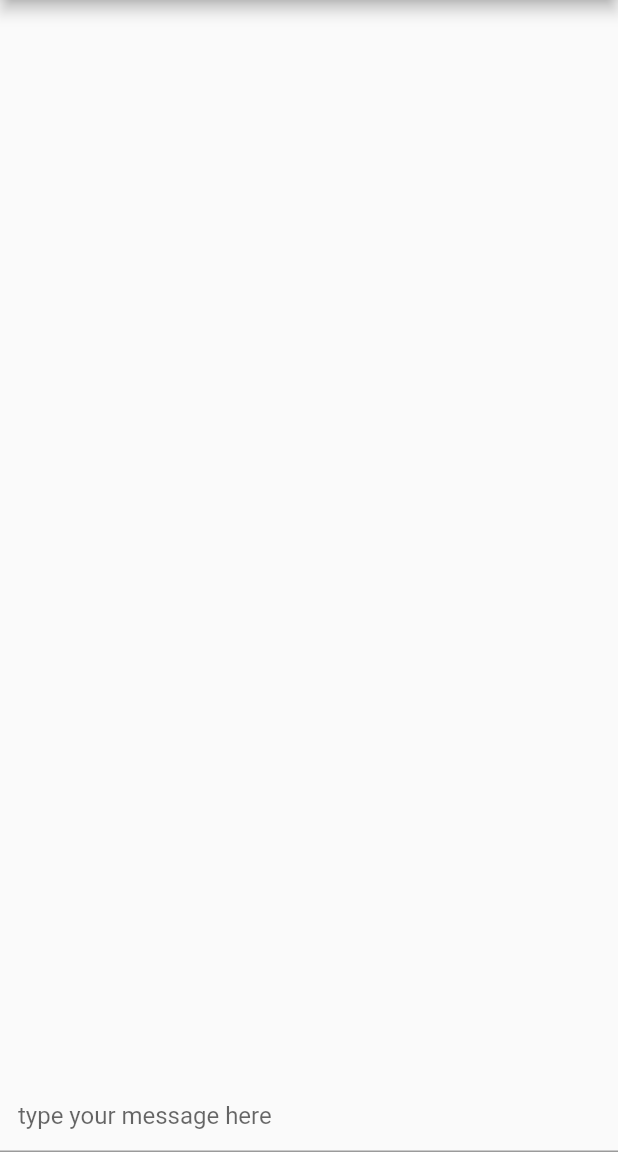
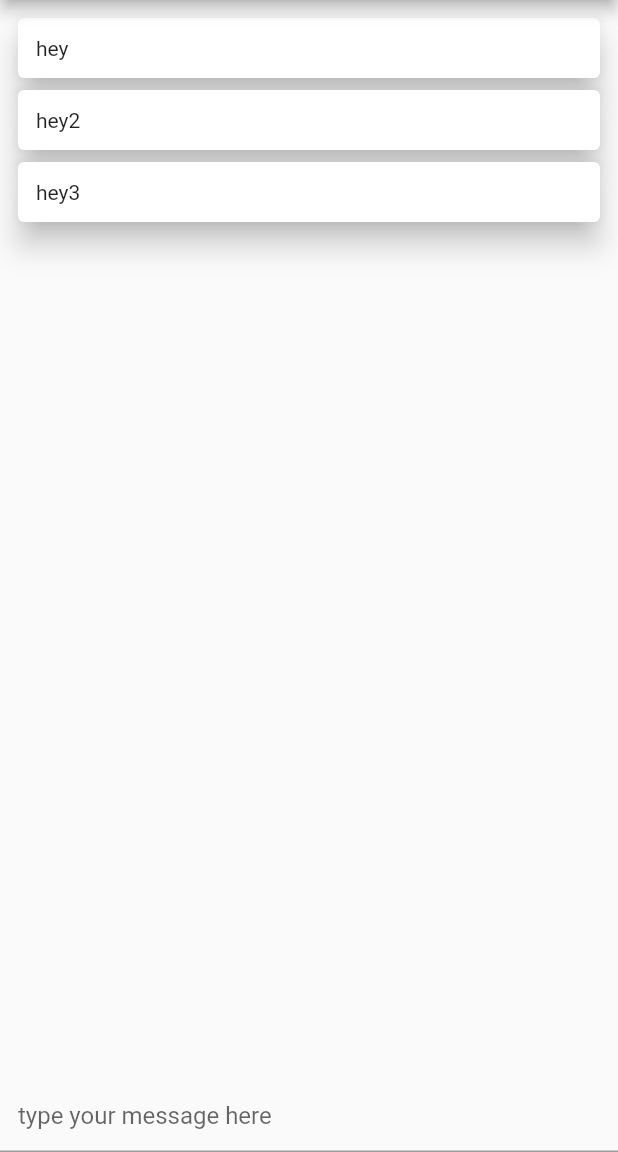
Before and after one commit to DulanWirajith/flutter_chat_ui, a Flutter app: the screen it shows after launch, on a phone screen of 412 x 824 dp, the part 84-1236 px from its top. Run offline on Flutter 3.47's test engine with Material 2 defaults, Android fonts, the phone set to English and light mode, and no system bars; drawn by our look-alikes of grouped_list.

Commit message:
add messages using grouped list widget

```diff
--- a/lib/main.dart
+++ b/lib/main.dart
@@ -1,4 +1,5 @@
 import 'package:flutter/material.dart';
+import 'package:grouped_list/grouped_list.dart';
 
 void main() {
   runApp(const MyApp());
@@ -52,7 +53,21 @@ class _MyHomePageState extends State<MyHomePage> {
       ),
       body: Column(
         children: [
-          Expanded(child: Container()),
+          Expanded(
+            child: GroupedListView<Message, DateTime>(
+              padding: const EdgeInsets.all(8),
+              elements: messages,
+              groupBy: (message) => DateTime(2022),
+              groupHeaderBuilder: (Message message) => SizedBox(),
+              itemBuilder: (context, Message message) => Card(
+                elevation: 8,
+                child: Padding(
+                  padding: const EdgeInsets.all(12),
+                  child: Text(message.text),
+                ),
+              ),
+            ),
+          ),
           const TextField(
             decoration: InputDecoration(
                 contentPadding: EdgeInsets.all(12),
```
